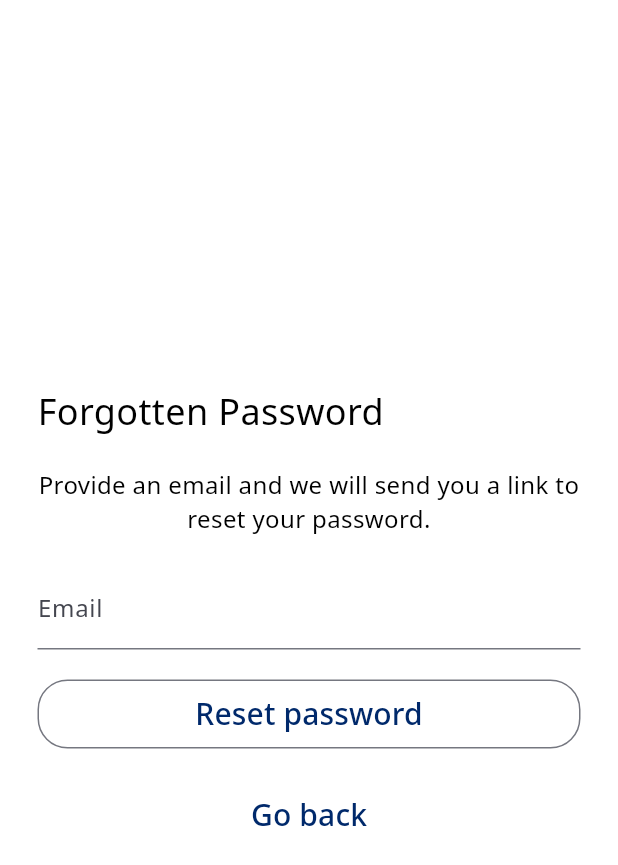
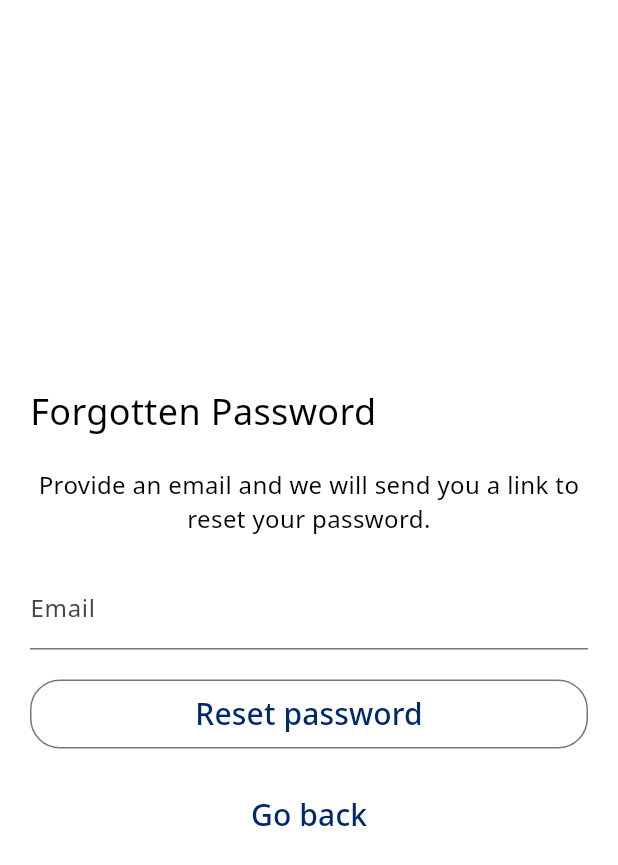
Before and after one commit to jjlamach/amori, a Flutter app: the screen it shows after launch, after a tap on "Get started", after a tap on "Forgotten Password?", on a phone screen of 412 x 824 dp. Shown: the top 865 px of the screen. Run offline on Flutter 3.47's test engine with Material 2 defaults, Android fonts, the phone set to English and light mode, and no system bars; our stand-ins replace auto_route, cloud_firestore, firebase_auth, firebase_core, flex_color_scheme, flutter_bloc and 5 more; accounts and stored records are empty.

Commit message:
Refactor: forgotten_password page

```diff
--- a/lib/app/auto_route.dart
+++ b/lib/app/auto_route.dart
@@ -1,4 +1,5 @@
 import 'package:amori/app/auto_route.gr.dart';
+import 'package:amori/app/screens/forgottenpassword/forgotten_password_page.dart';
 import 'package:auto_route/auto_route.dart';
 
 @AutoRouterConfig()
@@ -17,6 +18,10 @@ class AmoriAppRouter extends $AmoriAppRouter {
         AutoRoute(
           page: RegisterRoute.page,
           path: '/register',
+        ),
+        AutoRoute(
+          page: ForgottenPasswordRoute.page,
+          path: '/forgotten-password',
         ),
         AutoRoute(
           page: OnBoardingRoute.page,
--- a/lib/app/screens/forgottenpassword/forgotten_password_page.dart
+++ b/lib/app/screens/forgottenpassword/forgotten_password_page.dart
@@ -1,18 +1,40 @@
+import 'package:auto_route/auto_route.dart';
 import 'package:flutter/material.dart';
 
-class ForgottenPasswordPage extends StatelessWidget {
+@RoutePage()
+class ForgottenPasswordPage extends StatefulWidget {
   const ForgottenPasswordPage({super.key});
 
   @override
+  State<ForgottenPasswordPage> createState() => _ForgottenPasswordPageState();
+}
+
+class _ForgottenPasswordPageState extends State<ForgottenPasswordPage> {
+  late GlobalKey<FormState> _formKey;
+  late TextEditingController _email;
+
+  @override
+  void initState() {
+    super.initState();
+    _formKey = GlobalKey();
+    _email = TextEditingController();
+  }
+
+  @override
+  void dispose() {
+    super.dispose();
+    _email.dispose();
+  }
+
+  @override
   Widget build(BuildContext context) {
-    GlobalKey<FormState> formKey = GlobalKey();
     return GestureDetector(
       onTap: () => FocusScope.of(context).unfocus(),
       child: Scaffold(
         body: Padding(
-          padding: const EdgeInsets.all(25.0),
+          padding: const EdgeInsets.all(20.0),
           child: Form(
-            key: formKey,
+            key: _formKey,
             child: Column(
               mainAxisAlignment: MainAxisAlignment.center,
               crossAxisAlignment: CrossAxisAlignment.start,
@@ -56,7 +78,7 @@ class ForgottenPasswordPage extends StatelessWidget {
                   height: 46,
                   child: OutlinedButton(
                     onPressed: () {
-                      final form = formKey.currentState?.validate();
+                      _formKey.currentState?.validate();
                     },
                     child: Text(
                       'Reset password',
@@ -70,7 +92,9 @@ class ForgottenPasswordPage extends StatelessWidget {
                 const SizedBox(height: 20.0),
                 Center(
                   child: TextButton(
-                    onPressed: () => Navigator.of(context).pop(),
+                    onPressed: () {
+                      AutoRouter.of(context).pop();
+                    },
                     child: Text(
                       'Go back',
                       style: Theme.of(context).textTheme.labelLarge?.copyWith(
--- a/lib/app/screens/register/widgets/already_have_an_account_label_view.dart
+++ b/lib/app/screens/register/widgets/already_have_an_account_label_view.dart
@@ -26,10 +26,7 @@ class AlreadyHaveAnAccountLabelView extends StatelessWidget {
                 ),
             recognizer: TapGestureRecognizer()
               ..onTap = () {
-                final canGoBack = AutoRouter.of(context).canNavigateBack;
-                if (canGoBack) {
-                  AutoRouter.of(context).pop();
-                }
+                AutoRouter.of(context).pop();
               },
           ),
         ],
```
Also changed, not shown: lib/app/auto_route.gr.dart.
